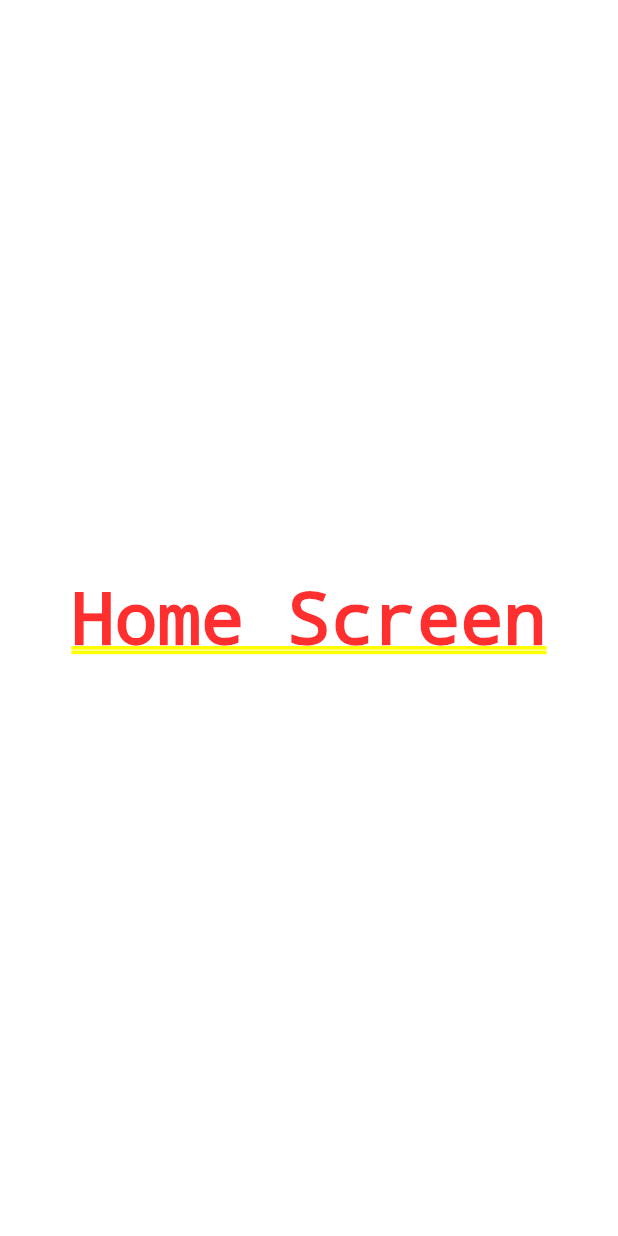
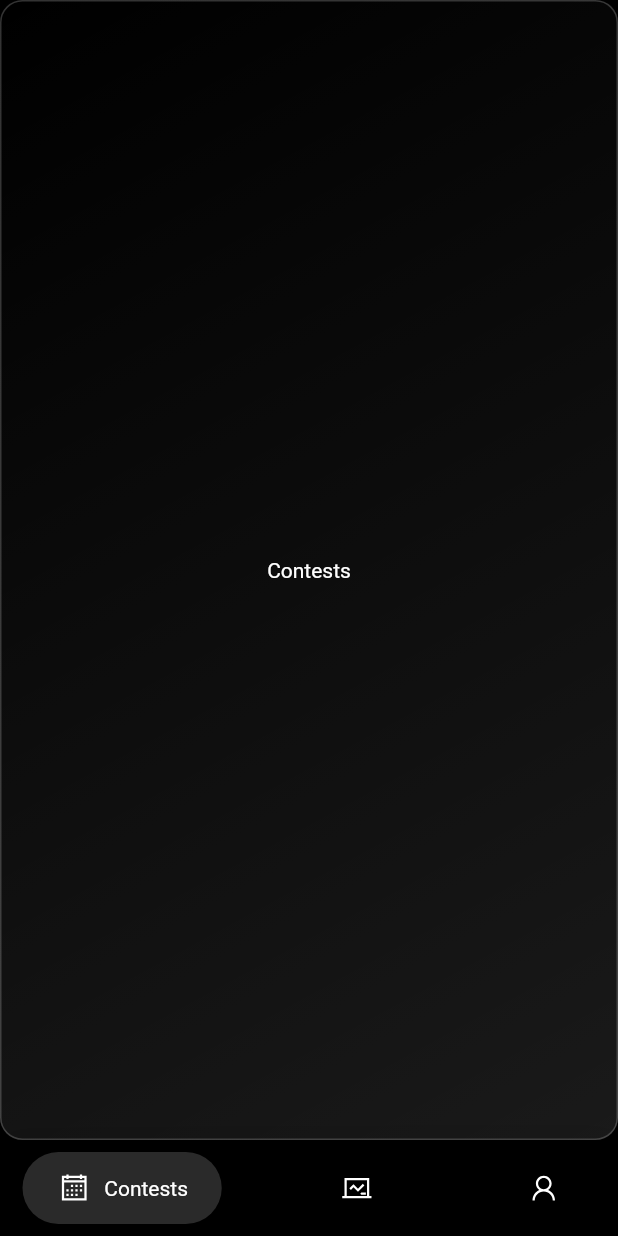
Before and after one commit to beowulf-rohan/coders_castle, a Flutter app: the screen it shows after launch, on a phone screen of 412 x 824 dp. Run offline on Flutter 3.47's test engine with Material 2 defaults, Android fonts, the light colour scheme and no system bars; drawn by our look-alikes of glassmorphism, google_nav_bar; our stand-ins replace line_icons.

Commit message:
bottombar added

```diff
--- /dev/null
+++ b/lib/screens/contestScreen/contestScreen.dart
@@ -0,0 +1,24 @@
+// ignore_for_file: file_names, prefer_const_constructors
+import 'package:coders_castle/widgets/resuable.dart';
+import 'package:flutter/material.dart';
+
+class ContestScreen extends StatefulWidget {
+  const ContestScreen({Key key}) : super(key: key);
+  static const String id = 'ContestScreen';
+  @override
+  _ContestScreenState createState() => _ContestScreenState();
+}
+
+class _ContestScreenState extends State<ContestScreen> {
+  @override
+  Widget build(BuildContext context) {
+    return GlassBackground(
+      childWidget: Center(
+        child: Text(
+          'Contests',
+          style: TextStyle(color: Colors.white),
+        ),
+      ),
+    );
+  }
+}
--- a/lib/screens/homeScreen.dart
+++ b/lib/screens/homeScreen.dart
@@ -1,6 +1,10 @@
 // ignore_for_file: file_names, prefer_const_constructors
-
+import 'package:coders_castle/screens/contestScreen/contestScreen.dart';
+import 'package:coders_castle/screens/profileScreen/profileScreen.dart';
+import 'package:coders_castle/screens/statsScreen/statsScreen.dart';
 import 'package:flutter/material.dart';
+import 'package:google_nav_bar/google_nav_bar.dart';
+import 'package:line_icons/line_icons.dart';
 
 class HomeScreen extends StatefulWidget {
   const HomeScreen({Key key}) : super(key: key);
@@ -10,10 +14,80 @@ class HomeScreen extends StatefulWidget {
 }
 
 class _HomeScreenState extends State<HomeScreen> {
+  int _selectedIndex = 0;
+  static const List<Widget> _widgetOptions = <Widget>[
+    ContestScreen(),
+    StatsScreen(),
+    ProfileScreen(),
+  ];
+
   @override
   Widget build(BuildContext context) {
-    return Center(
-      child: Text("Home Screen"),
+    return SafeArea(
+      child: Scaffold(
+        backgroundColor: Colors.black,
+        body: _widgetOptions.elementAt(_selectedIndex),
+        bottomNavigationBar: Container(
+          decoration: BoxDecoration(
+            color: Colors.black,
+            boxShadow: [
+              BoxShadow(
+                blurRadius: 20,
+                color: Colors.black.withOpacity(.1),
+              )
+            ],
+          ),
+          child: SafeArea(
+            child: Padding(
+              padding:
+                  const EdgeInsets.symmetric(horizontal: 15.0, vertical: 8),
+              child: GNav(
+                rippleColor: Colors.white,
+                hoverColor: Colors.white,
+                gap: 8,
+                // backgroundColor: Colors.white, // activeColor: Colors.black,
+                iconSize: 24,
+                padding: EdgeInsets.symmetric(horizontal: 22.5, vertical: 12),
+                duration: Duration(milliseconds: 400),
+                tabBackgroundColor: Color(0xff2a2a2a),
+                color: Colors.white,
+                tabs: const [
+                  GButton(
+                    icon: LineIcons.calendar,
+                    haptic: true,
+                    text: 'Contests',
+                    textStyle: TextStyle(color: Colors.white),
+                    backgroundColor: Color(0xff2a2a2a),
+                    iconActiveColor: Colors.white,
+                  ),
+                  GButton(
+                    icon: LineIcons.chalkboard,
+                    haptic: true,
+                    text: 'Stats',
+                    textStyle: TextStyle(color: Colors.white),
+                    backgroundColor: Color(0xff2a2a2a),
+                    iconActiveColor: Colors.white,
+                  ),
+                  GButton(
+                    icon: LineIcons.user,
+                    haptic: true,
+                    text: 'Profile',
+                    textStyle: TextStyle(color: Colors.white),
+                    backgroundColor: Color(0xff2a2a2a),
+                    iconActiveColor: Colors.white,
+                  ),
+                ],
+                selectedIndex: _selectedIndex,
+                onTabChange: (index) {
+                  setState(() {
+                    _selectedIndex = index;
+                  });
+                },
+              ),
+            ),
+          ),
+        ),
+      ),
     );
   }
 }
--- /dev/null
+++ b/lib/widgets/resuable.dart
@@ -0,0 +1,48 @@
+import 'package:flutter/material.dart';
+import 'package:glassmorphism/glassmorphism.dart';
+
+class GlassBackground extends StatefulWidget {
+  const GlassBackground({Key key, @required this.childWidget})
+      : super(key: key);
+  final Widget childWidget;
+  @override
+  _GlassBackgroundState createState() => _GlassBackgroundState();
+}
+
+class _GlassBackgroundState extends State<GlassBackground> {
+
+
+  @override
+  Widget build(BuildContext context) {
+    return GlassmorphicContainer(
+      width: MediaQuery.of(context).size.width,
+      height: MediaQuery.of(context).size.height,
+      border: 1.0,
+      borderRadius: 15,
+      blur: 10,
+      linearGradient: LinearGradient(
+        begin: Alignment.topLeft,
+        end: Alignment.bottomRight,
+        colors: [
+          Colors.white.withOpacity(0.0),
+          // Colors.white.withOpacity(0.01),
+          // Colors.white.withOpacity(0.02),
+          // Colors.white.withOpacity(0.03),
+          // Colors.white.withOpacity(0.04),
+          Colors.white.withOpacity(0.05),
+          // Colors.white.withOpacity(0.06),
+          // Colors.white.withOpacity(0.07),
+          // Colors.white.withOpacity(0.08),
+          // Colors.white.withOpacity(0.09),
+          Colors.white.withOpacity(0.1),
+        ],
+      ),
+      borderGradient: LinearGradient(
+        begin: Alignment.topLeft,
+        end: Alignment.bottomRight,
+        colors: [Colors.white.withOpacity(0.2), Colors.white.withOpacity(0.2)],
+      ),
+      child: widget.childWidget,
+    );
+  }
+}
--- a/pubspec.yaml
+++ b/pubspec.yaml
@@ -20,6 +20,8 @@ dev_dependencies:
 
   flutter_lints: ^1.0.0
   glassmorphism: ^3.0.0
+  google_nav_bar: ^5.0.5
+  line_icons: ^2.0.1
 
 flutter:
   uses-material-design: true
```
Also changed, not shown: lib/main.dart (+17 -29 lines), lib/screens/profileScreen/profileScreen.dart (added, +24 -0 lines), lib/screens/statsScreen/statsScreen.dart (added, +24 -0 lines), pubspec.lock.
